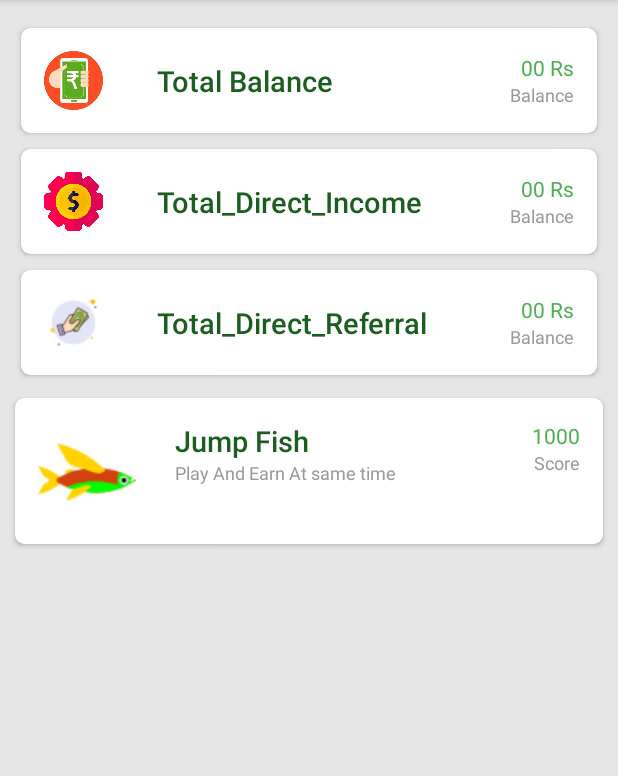
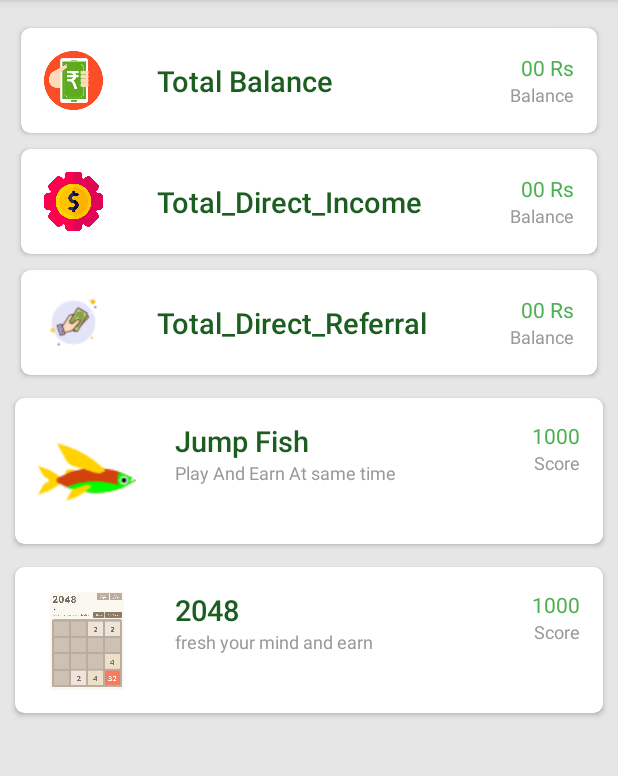
Before and after one commit to SharadKohad/Recharge, an Android app: the MainActivity screen opened directly, with no data from a screen before it, on a phone screen of 412 x 824 dp, the part 84-860 px from its top. Run offline under Robolectric (Android 15) with nearby library versions, the phone set to English and light mode, and no system bars; our stand-ins replace Volley, sdp/ssp sizes; libraries missing offline, so code that uses them is left out: com.daimajia.slider; plain views replace SliderLayout; network calls fail.

Commit message:
This is comment on 23-APR comment

```diff
--- a/app/src/main/AndroidManifest.xml
+++ b/app/src/main/AndroidManifest.xml
@@ -17,7 +17,8 @@
         android:roundIcon="@mipmap/ic_launcher_round"
         android:supportsRtl="true"
         android:theme="@style/AppTheme">
-        <activity android:name=".ChecksumActivity"></activity>
+        <activity android:name=".WebView2048Activity"></activity>
+        <activity android:name=".ChecksumActivity" />
         <activity android:name=".SpashActivity">
             <intent-filter>
                 <action android:name="android.intent.action.MAIN" />
--- a/app/src/main/java/com/logicaltech/rechargepannel/MainActivity.java
+++ b/app/src/main/java/com/logicaltech/rechargepannel/MainActivity.java
@@ -49,7 +49,7 @@ public class MainActivity extends AppCompatActivity implements NavigationView.On
 {
    // SliderLayout sliderLayout;
     HashMap<String, Integer> HashMapForLocalRes;
-    LinearLayout LL_Mobile_Recharge,LL_Flight_Book,LL_refernce_social_media,LL_Game,LL_Total_Balance,LL_FishGame_Home;
+    LinearLayout LL_Mobile_Recharge,LL_Flight_Book,LL_refernce_social_media,LL_Game,LL_Total_Balance,LL_FishGame_Home,LL_2048_Game;
     Intent intent;
     SessionManeger sessionManeger;
     TextView TextViewUserName,TextViewUserEmail,TextViewTotalBalance,TextViewDirectIncome,TextViewRefernce;
@@ -68,6 +68,7 @@ public class MainActivity extends AppCompatActivity implements NavigationView.On
         LL_refernce_social_media = (LinearLayout) findViewById(R.id.linear_layout_refernce);
         LL_Game = (LinearLayout) findViewById(R.id.linear_layout_game);
         LL_FishGame_Home = (LinearLayout) findViewById(R.id.linear_layout_jump_fish_home);
+        LL_2048_Game = (LinearLayout) findViewById(R.id.linear_layout_2048);
         TextViewTotalBalance = (TextView) findViewById(R.id.tv_total_income);
         TextViewDirectIncome = (TextView) findViewById(R.id.tv_directt_income);
         TextViewRefernce = (TextView) findViewById(R.id.tv_total_ref);
@@ -159,6 +160,18 @@ public class MainActivity extends AppCompatActivity implements NavigationView.On
             }
         });
 
+        LL_2048_Game.setOnClickListener(new View.OnClickListener()
+        {
+            @Override
+            public void onClick(View view)
+            {
+                //  intent = new Intent(GameZoneActivity.this,JumpFishActivity.class);
+                intent = new Intent(MainActivity.this,ContestListActivity.class);
+                intent.putExtra("gtype","2");
+                startActivity(intent);
+            }
+        });
+
         LL_refernce_social_media.setOnClickListener(new View.OnClickListener()
         {
             @Override
@@ -173,7 +186,8 @@ public class MainActivity extends AppCompatActivity implements NavigationView.On
         });
     }
     @Override
-    public void onBackPressed() {
+    public void onBackPressed()
+    {
         DrawerLayout drawer = (DrawerLayout) findViewById(R.id.drawer_layout);
         if (drawer.isDrawerOpen(GravityCompat.START))
         {
--- a/app/src/main/res/layout/content_main.xml
+++ b/app/src/main/res/layout/content_main.xml
@@ -356,6 +356,90 @@
 
             </android.support.v7.widget.CardView>
 
+            <android.support.v7.widget.CardView
+                android:layout_width="match_parent"
+                android:layout_height="wrap_content"
+                app:cardCornerRadius="6dp"
+                app:cardElevation="2dp"
+                android:layout_marginBottom="@dimen/spacing_medium"
+                android:layout_marginLeft="@dimen/spacing_middle"
+                android:layout_marginRight="@dimen/spacing_middle"
+                android:layout_marginTop="@dimen/spacing_middle">
+
+                <LinearLayout
+                    android:id="@+id/linear_layout_2048"
+                    android:layout_width="match_parent"
+                    android:layout_height="wrap_content"
+                    android:orientation="horizontal"
+                    android:padding="@dimen/spacing_large">
+
+                    <RelativeLayout
+                        android:layout_width="@dimen/_50sdp"
+                        android:layout_height="@dimen/_50sdp"
+                        android:layout_marginTop="1dp">
+
+                        <ImageView
+                            android:layout_width="@dimen/_50sdp"
+                            android:layout_height="match_parent"
+                            android:layout_centerInParent="true"
+                            android:src="@drawable/game_two"/>
+
+                    </RelativeLayout>
+
+                    <View
+                        android:layout_width="@dimen/_20sdp"
+                        android:layout_height="0dp" />
+
+                    <LinearLayout
+                        android:layout_width="0dp"
+                        android:layout_height="wrap_content"
+                        android:layout_weight="1"
+                        android:orientation="vertical">
+
+                        <TextView
+                            android:layout_width="wrap_content"
+                            android:layout_height="wrap_content"
+                            android:text="2048"
+                            android:textAppearance="@style/Base.TextAppearance.AppCompat.Body2"
+                            android:textColor="@color/green_900"
+                            android:textSize="@dimen/_15sdp"/>
+
+
+                        <TextView
+                            android:layout_width="wrap_content"
+                            android:layout_height="wrap_content"
+                            android:text="fresh your mind and earn"
+                            android:textAppearance="@style/Base.TextAppearance.AppCompat.Caption"
+                            android:textColor="@color/grey_40" />
+
+                    </LinearLayout>
+
+                    <LinearLayout
+                        android:layout_width="wrap_content"
+                        android:layout_height="wrap_content"
+                        android:gravity="end"
+                        android:orientation="vertical">
+
+                        <TextView
+                            android:layout_width="wrap_content"
+                            android:layout_height="wrap_content"
+                            android:text="1000"
+                            android:textAppearance="@style/Base.TextAppearance.AppCompat.Small"
+                            android:textColor="@color/green_500" />
+
+                        <TextView
+                            android:layout_width="wrap_content"
+                            android:layout_height="wrap_content"
+                            android:text="Score"
+                            android:textAppearance="@style/Base.TextAppearance.AppCompat.Caption"
+                            android:textColor="@color/grey_40" />
+
+                    </LinearLayout>
+
+                </LinearLayout>
+
+            </android.support.v7.widget.CardView>
+
 
             <android.support.v7.widget.CardView
                 android:layout_width="match_parent"
```
Also changed, not shown: app/src/main/java/com/logicaltech/rechargepannel/ContestListActivity.java (+12 -3 lines), app/src/main/java/com/logicaltech/rechargepannel/SingleContestDetailActivity.java (+22 -5 lines), app/src/main/java/com/logicaltech/rechargepannel/WebView2048Activity.java (added, +44 -0 lines), app/src/main/res/layout/activity_web_view2048.xml (added, +20 -0 lines), app/build.gradle (indentation only), app/src/main/res/drawable/game_two.png (added).
